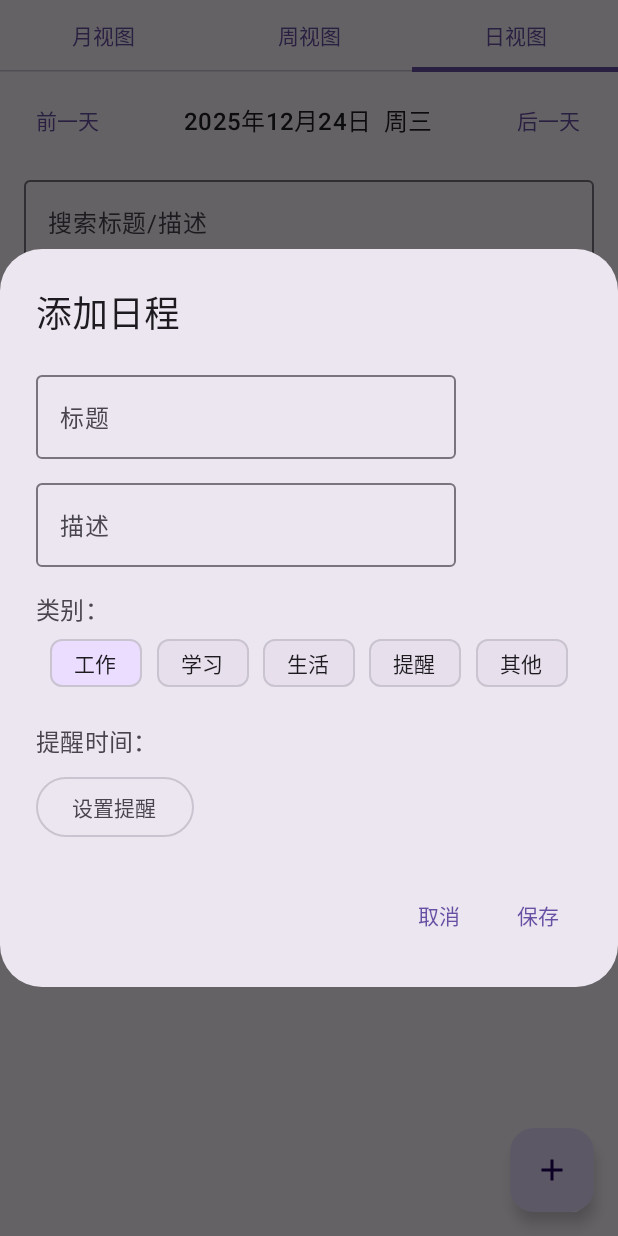
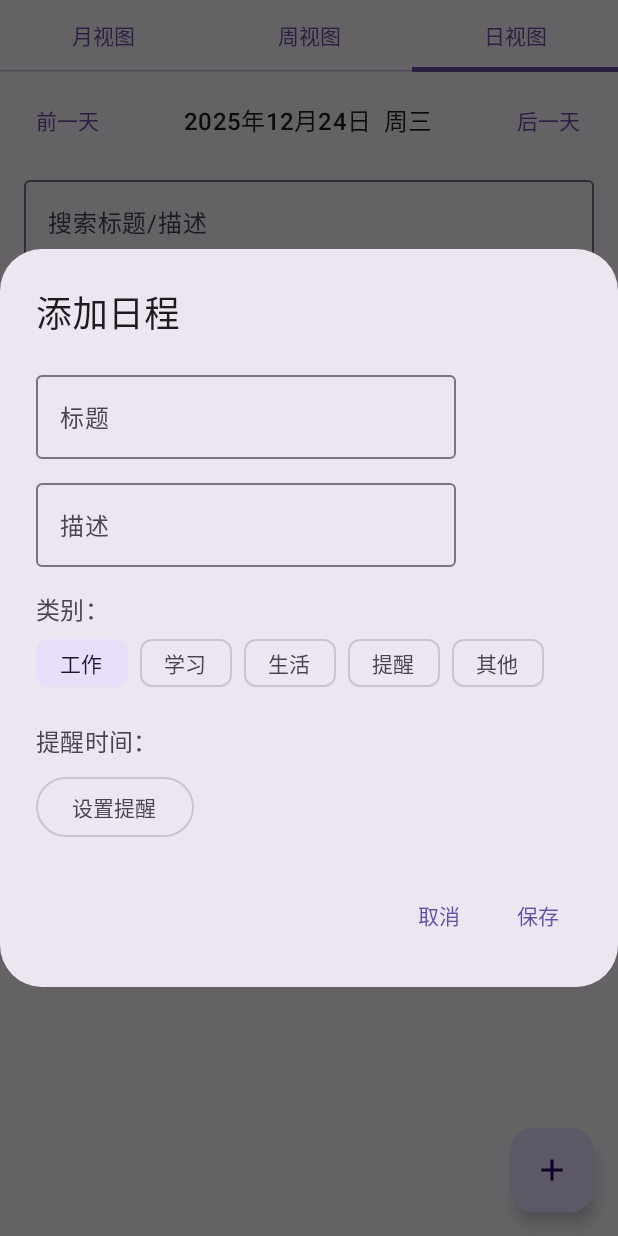
Before and after one commit to DakerQirszh/android_app_calendar, an Android app built with Jetpack Compose: the screen it shows after launch (MainActivity), after a tap on "Add Event", on a phone screen of 412 x 824 dp. Run offline under Robolectric (Android 15) with nearby library versions, the phone set to English and light mode, and no system bars; our stand-ins replace Room's generated code; 3 other taps on this screen came first.

Commit message:
整理了代码工整度

```diff
--- a/app/src/main/java/com/example/calendar/AddEventDialog.kt
+++ b/app/src/main/java/com/example/calendar/AddEventDialog.kt
@@ -1,14 +1,15 @@
 package com.example.calendar
-
 import android.app.TimePickerDialog
 import androidx.compose.foundation.layout.*
 import androidx.compose.material3.*
 import androidx.compose.runtime.*
 import androidx.compose.ui.Modifier
-import androidx.compose.ui.platform.LocalContext   // ✅ 记得导入
+import androidx.compose.ui.platform.LocalContext
 import androidx.compose.ui.unit.dp
 import java.util.Calendar
 import java.util.Locale
+import androidx.compose.foundation.layout.ExperimentalLayoutApi
+import androidx.compose.foundation.layout.FlowRow
 
 @Composable
 fun AddEventDialog(
@@ -16,8 +17,8 @@ fun AddEventDialog(
     onDismiss: () -> Unit,
     onSave: (String, String, Int, Long?) -> Unit
 ) {
-    // ✅ 关键：在 Composable 作用域里取 context，然后在 onClick 里用它
     val context = LocalContext.current
+    var category by remember { mutableStateOf(0) }
 
     var title by remember { mutableStateOf("") }
     var desc by remember { mutableStateOf("") }
@@ -61,23 +62,37 @@ fun AddEventDialog(
                 Spacer(Modifier.height(16.dp))
                 Text("类别：", style = MaterialTheme.typography.titleMedium)
 
-                Row(
+                @OptIn(ExperimentalLayoutApi::class)
+                FlowRow(
                     modifier = Modifier.fillMaxWidth(),
-                    horizontalArrangement = Arrangement.SpaceEvenly
+                    horizontalArrangement = Arrangement.spacedBy(8.dp),
+                    verticalArrangement = Arrangement.spacedBy(8.dp)
                 ) {
-                    categories.forEachIndexed { index, text ->
-                        AssistChip(
-                            onClick = { selectedCategory = index },
-                            label = { Text(text) },
-                            colors = AssistChipDefaults.assistChipColors(
-                                containerColor = if (selectedCategory == index)
-                                    MaterialTheme.colorScheme.primaryContainer
-                                else
-                                    MaterialTheme.colorScheme.surfaceVariant
-                            )
+                    listOf("工作", "学习", "生活", "提醒", "其他").forEachIndexed { index, text ->
+                        FilterChip(
+                            selected = category == index,
+                            onClick = { category = index },
+                            label = { Text(text) }
                         )
                     }
                 }
+//                Row(
+//                    modifier = Modifier.fillMaxWidth(),
+//                    horizontalArrangement = Arrangement.SpaceEvenly
+//                ) {
+//                    categories.forEachIndexed { index, text ->
+//                        AssistChip(
+//                            onClick = { selectedCategory = index },
+//                            label = { Text(text) },
+//                            colors = AssistChipDefaults.assistChipColors(
+//                                containerColor = if (selectedCategory == index)
+//                                    MaterialTheme.colorScheme.primaryContainer
+//                                else
+//                                    MaterialTheme.colorScheme.surfaceVariant
+//                            )
+//                        )
+//                    }
+//                }
 
                 Spacer(Modifier.height(16.dp))
                 Text("提醒时间：", style = MaterialTheme.typography.titleMedium)
--- a/app/src/main/java/com/example/calendar/MainActivity.kt
+++ b/app/src/main/java/com/example/calendar/MainActivity.kt
@@ -37,15 +37,15 @@ import java.util.Calendar
 
 class MainActivity : ComponentActivity() {
 
-    // Android 13+ 通知权限
+    // 通知权限
     private val requestNotifPerm = registerForActivityResult(
         ActivityResultContracts.RequestPermission()
-    ) { /* granted -> 不强制处理 */ }
+    ) {  }
 
     override fun onCreate(savedInstanceState: Bundle?) {
         super.onCreate(savedInstanceState)
 
-        // 进入就申请一次（Android 13+ 才需要）
+        // 进入就申请一次
         if (Build.VERSION.SDK_INT >= 33) {
             requestNotifPerm.launch(Manifest.permission.POST_NOTIFICATIONS)
         }
@@ -91,7 +91,6 @@ class MainActivity : ComponentActivity() {
                     color = MaterialTheme.colorScheme.background
                 ) {
 
-                    // ---------- 新增弹窗 ----------
                     if (showAddDialog) {
                         AddEventDialog(
                             selectedDate = selectedDate,
@@ -106,11 +105,11 @@ class MainActivity : ComponentActivity() {
                                         time = reminderMillis
                                     )
 
-                                    // ✅ insert 拿到真实 id
+
                                     val newId = dao.insertEvent(newEvent).toInt()
                                     val eventWithId = newEvent.copy(id = newId)
 
-                                    // ✅ 安排提醒（如果 time != null 且未来）
+                                    // 安排提醒
                                     ReminderScheduler.schedule(this@MainActivity, eventWithId)
 
                                     eventsForDay = dao.getEventsByDate(selectedDate)
@@ -122,7 +121,7 @@ class MainActivity : ComponentActivity() {
                         )
                     }
 
-                    // ---------- 查看弹窗 ----------
+                    // 弹窗
                     if (showViewDialog && viewingEvent != null) {
                         ViewEventDialog(
                             event = viewingEvent!!,
@@ -139,7 +138,6 @@ class MainActivity : ComponentActivity() {
                                 val toDelete = viewingEvent
                                 if (toDelete != null) {
                                     lifecycleScope.launch {
-                                        // ✅ 删除前取消提醒
                                         ReminderScheduler.cancel(this@MainActivity, toDelete)
 
                                         dao.deleteEvent(toDelete)
@@ -153,9 +151,7 @@ class MainActivity : ComponentActivity() {
                         )
                     }
 
-                    // ---------- 编辑弹窗 ----------
-                    // 目前你的编辑弹窗只改标题/描述，不改 time
-                    // 所以这里暂时不做 schedule/cancel；后续你要支持改提醒时间，再加即可
+                    // 编辑弹窗
                     if (showEditDialog && editingEvent != null) {
                         EditEventDialog(
                             event = editingEvent!!,
@@ -180,7 +176,7 @@ class MainActivity : ComponentActivity() {
                         )
                     }
 
-                    // ---------- 主界面 ----------
+                    // 主界面
                     Box(modifier = Modifier.fillMaxSize()) {
 
                         Column(modifier = Modifier.fillMaxSize()) {
@@ -252,7 +248,7 @@ class MainActivity : ComponentActivity() {
                                                 dao.updateEvent(event.copy(finished = !event.finished))
                                                 eventsForDay = dao.getEventsByDate(selectedDate)
 
-                                                // ✅ 完成后就取消提醒；取消完成则重新安排（如果有 time）
+                                                //  完成后就取消提醒；取消完成则重新安排
                                                 val updated = event.copy(finished = !event.finished)
                                                 ReminderScheduler.cancel(this@MainActivity, updated)
                                                 ReminderScheduler.schedule(this@MainActivity, updated)
@@ -260,7 +256,7 @@ class MainActivity : ComponentActivity() {
                                         },
                                         onDeleteEvent = { event ->
                                             lifecycleScope.launch {
-                                                // ✅ 删除前取消提醒
+                                                //  删除前取消提醒
                                                 ReminderScheduler.cancel(this@MainActivity, event)
 
                                                 dao.deleteEvent(event)
@@ -666,15 +662,19 @@ fun WeekView(
 fun startOfWeek(date: Long): Long {
     val cal = Calendar.getInstance().apply {
         timeInMillis = date
-        set(Calendar.DAY_OF_WEEK, Calendar.MONDAY)
+        firstDayOfWeek = Calendar.MONDAY
+        // 清零时间
         set(Calendar.HOUR_OF_DAY, 0)
         set(Calendar.MINUTE, 0)
         set(Calendar.SECOND, 0)
         set(Calendar.MILLISECOND, 0)
     }
+    // 一直往前退，直到周一
+    while (cal.get(Calendar.DAY_OF_WEEK) != Calendar.MONDAY) {
+        cal.add(Calendar.DAY_OF_MONTH, -1)
+    }
     return cal.timeInMillis
 }
-
 fun getWeekDates(selectedDate: Long): List<Long> {
     val start = startOfWeek(selectedDate)
     val cal = Calendar.getInstance()
--- a/app/src/main/java/com/example/calendar/data/EventDAO.kt
+++ b/app/src/main/java/com/example/calendar/data/EventDAO.kt
@@ -9,7 +9,7 @@ import androidx.room.Update
 @Dao
 interface EventDao {
 
-    // insert 返回新插入行的 id（用于设置闹钟 requestCode）
+    // insert 返回新插入行的 id
     @Insert
     suspend fun insertEvent(event: Event): Long
 
--- a/app/src/main/java/com/example/calendar/data/EventDatabase.kt
+++ b/app/src/main/java/com/example/calendar/data/EventDatabase.kt
@@ -5,7 +5,7 @@ import androidx.room.RoomDatabase
 
 @Database(
     entities = [Event::class],
-    version = 2,          // ← 删除旧数据库后提升版本即可
+    version = 2,          //
     exportSchema = false
 )
 abstract class EventDatabase : RoomDatabase() {
--- a/app/src/main/java/com/example/calendar/reminder/AlarmReceiver.kt
+++ b/app/src/main/java/com/example/calendar/reminder/AlarmReceiver.kt
@@ -19,7 +19,7 @@ class AlarmReceiver : BroadcastReceiver() {
         val title = intent.getStringExtra(EXTRA_TITLE) ?: "日程提醒"
         val desc = intent.getStringExtra(EXTRA_DESC).orEmpty().ifBlank { "点击查看详情" }
 
-        // Android 13+：没通知权限就不发（避免崩/无效）
+        // Android 13+
         if (android.os.Build.VERSION.SDK_INT >= 33) {
             val granted = ContextCompat.checkSelfPermission(
                 context,
@@ -41,7 +41,7 @@ class AlarmReceiver : BroadcastReceiver() {
         )
 
         val notification = NotificationCompat.Builder(context, NotificationHelper.CHANNEL_ID)
-            .setSmallIcon(R.drawable.ic_launcher_foreground) // 你也可以换成自己的通知图标
+            .setSmallIcon(R.drawable.ic_launcher_foreground)
             .setContentTitle(title)
             .setContentText(desc)
             .setStyle(NotificationCompat.BigTextStyle().bigText(desc))
```
Also changed, not shown: app/src/main/AndroidManifest.xml (+2 -5 lines), app/src/main/java/com/example/calendar/data/Event.kt (+4 -4 lines).
